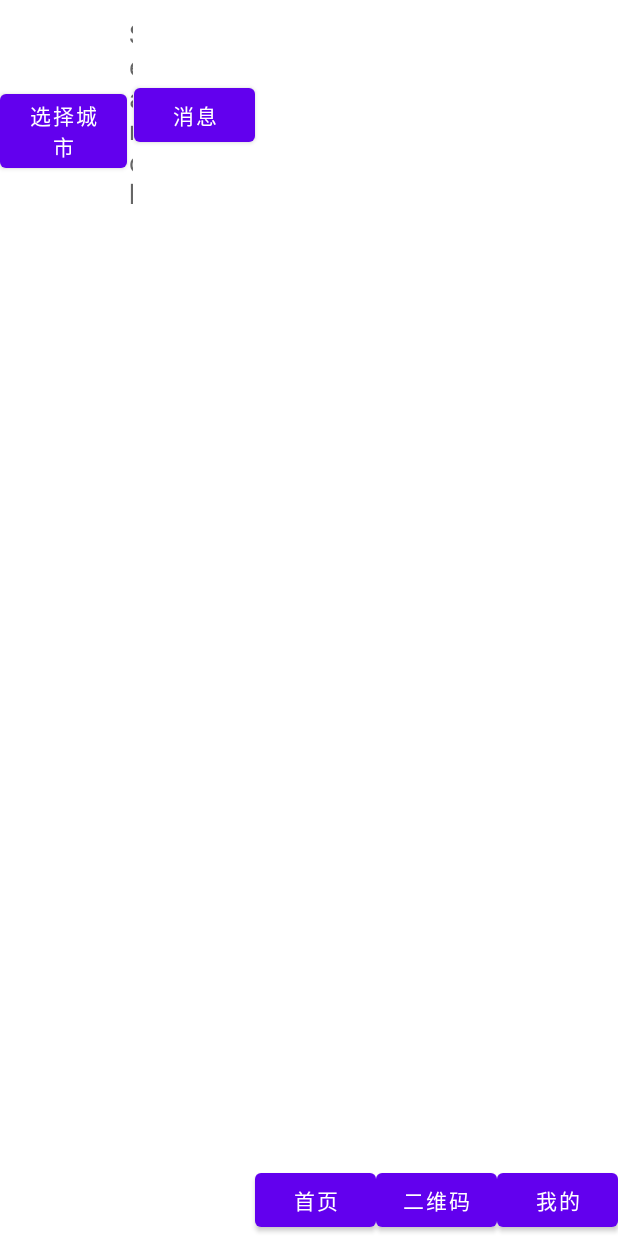
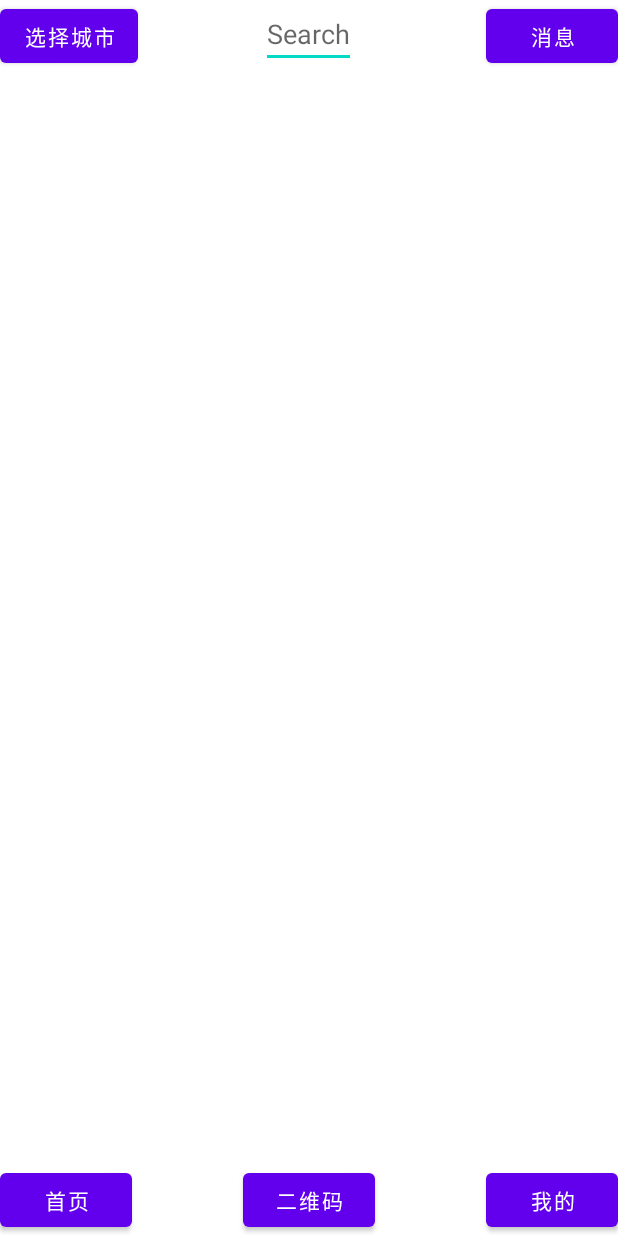
Before and after one commit to lqq-lqq/Charging, an Android app: the screen it shows after launch (MainLayoutActivity), on a phone screen of 412 x 824 dp. Run offline under Robolectric (Android 15) with nearby library versions, the phone set to English and light mode, and no system bars.

Commit message:
second commit The basic location of buttons are done

```diff
--- a/app/src/main/res/layout/main_layout.xml
+++ b/app/src/main/res/layout/main_layout.xml
@@ -1,26 +1,27 @@
 <?xml version="1.0" encoding="utf-8"?>
-<LinearLayout xmlns:android="http://schemas.android.com/apk/res/android"
+<RelativeLayout xmlns:android="http://schemas.android.com/apk/res/android"
     xmlns:app="http://schemas.android.com/apk/res-auto"
     xmlns:tools="http://schemas.android.com/tools"
     android:layout_width="match_parent"
     android:layout_height="match_parent"
-    android:orientation="horizontal"
     tools:context=".MainLayoutActivity">
 
     <Button
         android:id="@+id/city"
         android:layout_height="wrap_content"
         android:layout_width="wrap_content"
-        android:layout_gravity="top"
-        android:layout_weight="1"
+        android:layout_alignParentLeft="true"
+        android:layout_alignParentTop="true"
+
         android:text="选择城市"
         />
+
     <EditText
         android:id="@+id/search"
         android:layout_width="wrap_content"
         android:layout_height="wrap_content"
-        android:layout_gravity="top"
-        android:layout_weight="8"
+        android:layout_alignParentTop="true"
+        android:layout_centerInParent="true"
         android:hint="Search"
         android:maxLines="2"
         />
@@ -28,15 +29,17 @@
         android:id="@+id/annoucement"
         android:layout_width="wrap_content"
         android:layout_height="wrap_content"
-        android:layout_gravity="top"
-        android:layout_weight="1"
+        android:layout_alignParentTop="true"
+        android:layout_alignParentRight="true"
+
         android:text="消息"
         />
     <Button
         android:id="@+id/main"
         android:layout_width="wrap_content"
         android:layout_height="wrap_content"
-        android:layout_gravity="bottom"
+        android:layout_alignParentLeft="true"
+        android:layout_alignParentBottom="true"
         android:layout_weight="1"
         android:text="首页"
         />
@@ -44,7 +47,8 @@
         android:id="@+id/QR_code"
         android:layout_width="wrap_content"
         android:layout_height="wrap_content"
-        android:layout_gravity="bottom"
+        android:layout_alignParentBottom="true"
+        android:layout_centerInParent="true"
         android:layout_weight="1"
         android:text="二维码"
     />
@@ -52,9 +56,10 @@
         android:id="@+id/mine"
         android:layout_width="wrap_content"
         android:layout_height="wrap_content"
-        android:layout_gravity="bottom"
+        android:layout_alignParentBottom="true"
+        android:layout_alignParentRight="true"
         android:layout_weight="1"
         android:text="我的"
     />
 
-</LinearLayout>
+</RelativeLayout>
```
